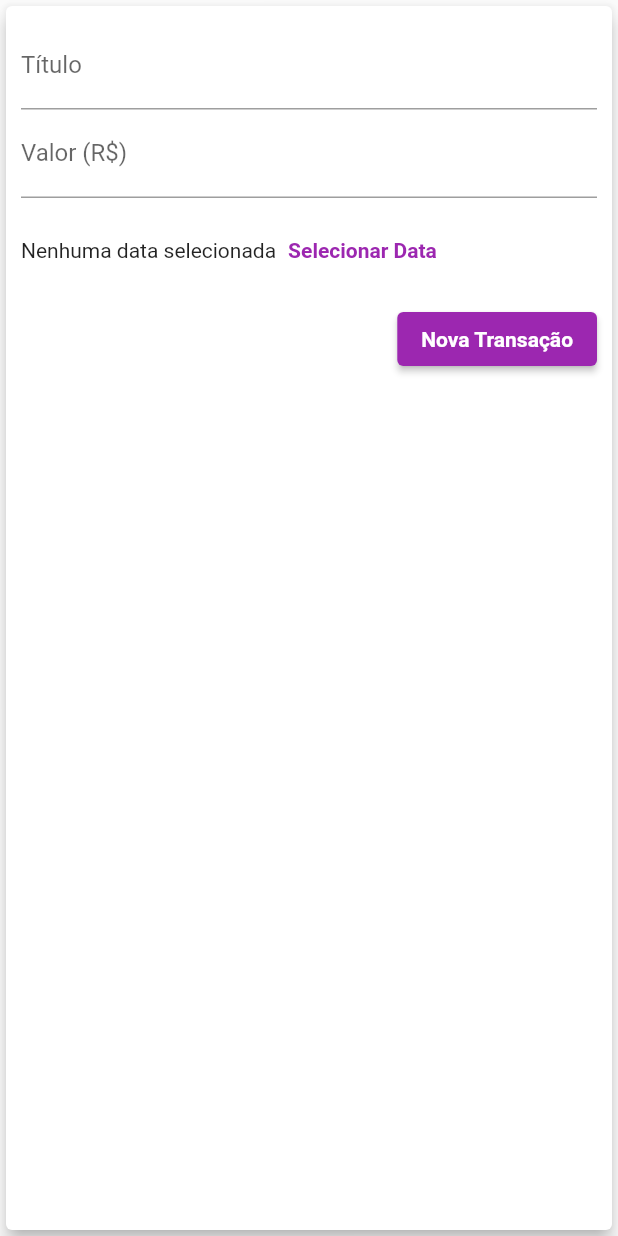
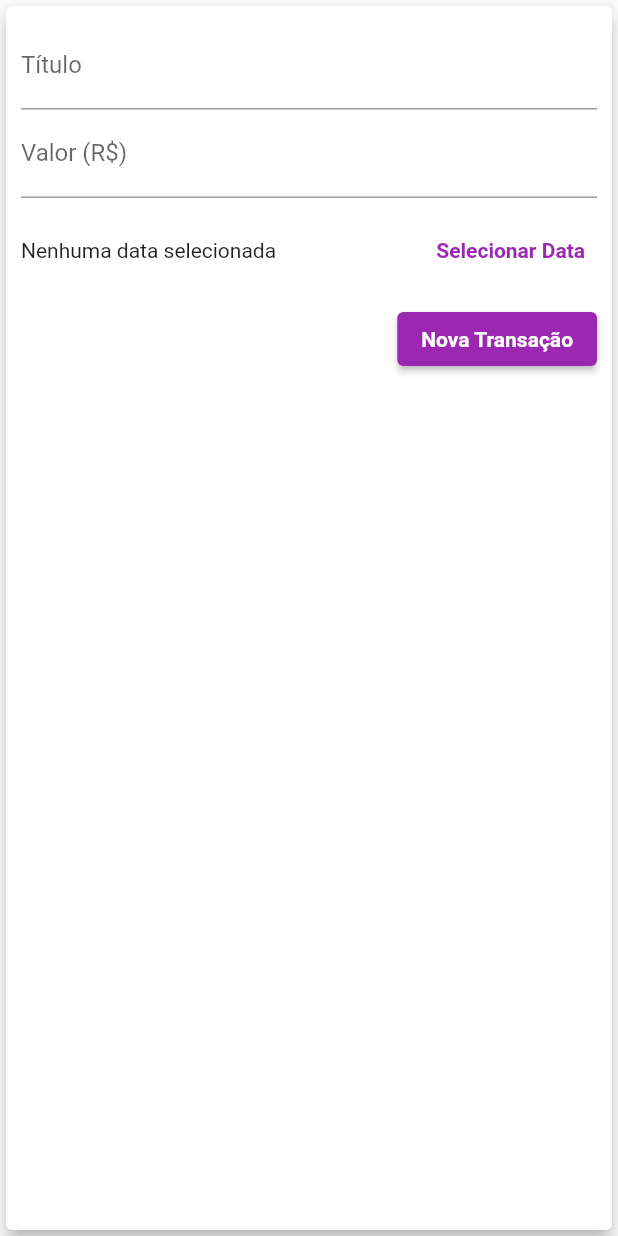
Before and after one commit to lucasviinic/learning-flutter, a Flutter app: the TransactionForm widget shown alone on an empty page, opened directly with empty values, after a tap on "Nova Transação", on a phone screen of 412 x 824 dp. Run offline on Flutter 3.47's test engine with Material 2 defaults, Android fonts, the phone set to English and light mode, and no system bars.

```diff
--- a/expenses/lib/components/transaction_form.dart
+++ b/expenses/lib/components/transaction_form.dart
@@ -1,6 +1,7 @@
 // ignore_for_file: prefer_const_constructors
 
 import 'package:flutter/material.dart';
+import 'package:intl/intl.dart';
 
 class TransactionForm extends StatefulWidget {
 
@@ -12,19 +13,35 @@ class TransactionForm extends StatefulWidget {
 }
 
 class _TransactionFormState extends State<TransactionForm> {
-  final titleController = TextEditingController();
-
-  final valueController = TextEditingController();
+  final _titleController = TextEditingController();
+  final _valueController = TextEditingController();
+  DateTime? _selectedDate;
 
   _submitForm() {
-    final title = titleController.text;
-    final value = double.tryParse(valueController.text) ?? 0.0;
+    final title = _titleController.text;
+    final value = double.tryParse(_valueController.text) ?? 0.0;
 
     if(title.isEmpty || value <= 0) {
       return;
     }
 
     widget.onSubmit!(title, value);
+  }
+
+  _showDatePicker() {
+    showDatePicker(
+      context: context,
+      initialDate: DateTime.now(),
+      firstDate: DateTime(2020),
+      lastDate: DateTime.now()
+    ).then((pickDate) {
+      if (pickDate == null) {
+        return;
+      }
+      setState(() {
+        _selectedDate = pickDate;
+      });
+    });
   }
 
   @override
@@ -36,14 +53,14 @@ class _TransactionFormState extends State<TransactionForm> {
         child: Column(
           children: [
             TextField(
-              controller: titleController,
+              controller: _titleController,
               onSubmitted: (_) => _submitForm(),
               decoration: InputDecoration(
                 labelText: "Título"
               ),
             ),
             TextField(
-              controller: valueController,
+              controller: _valueController,
               keyboardType: TextInputType.number,
               onSubmitted: (_) => _submitForm(),
               decoration: InputDecoration(
@@ -54,9 +71,15 @@ class _TransactionFormState extends State<TransactionForm> {
               height: 70,
               child: Row(
                 children: [
-                  Text("Nenhuma data selecionada"),
+                  Expanded(
+                    child: Text(
+                      _selectedDate == null
+                        ? "Nenhuma data selecionada"
+                        : "Data selecionada: ${DateFormat('dd/MM/y').format(_selectedDate as DateTime)}",
+                    ),
+                  ),
                   TextButton(
-                    onPressed: () {},
+                    onPressed: _showDatePicker,
                     child: Text(
                       "Selecionar Data",
                       style: TextStyle(
```
